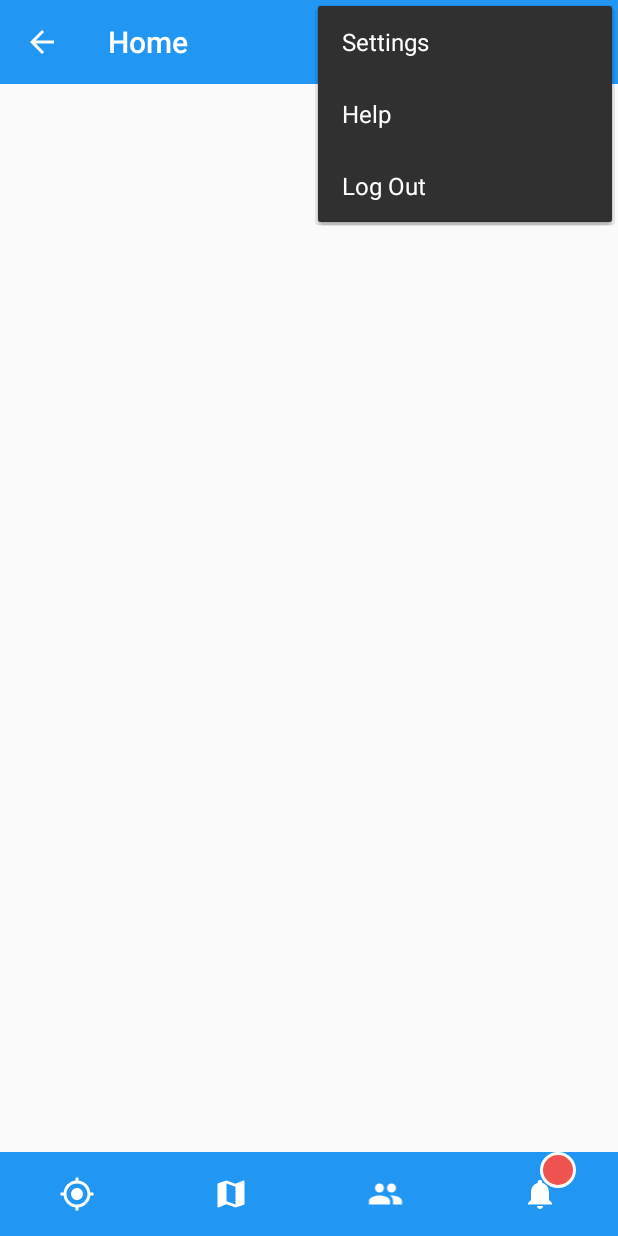
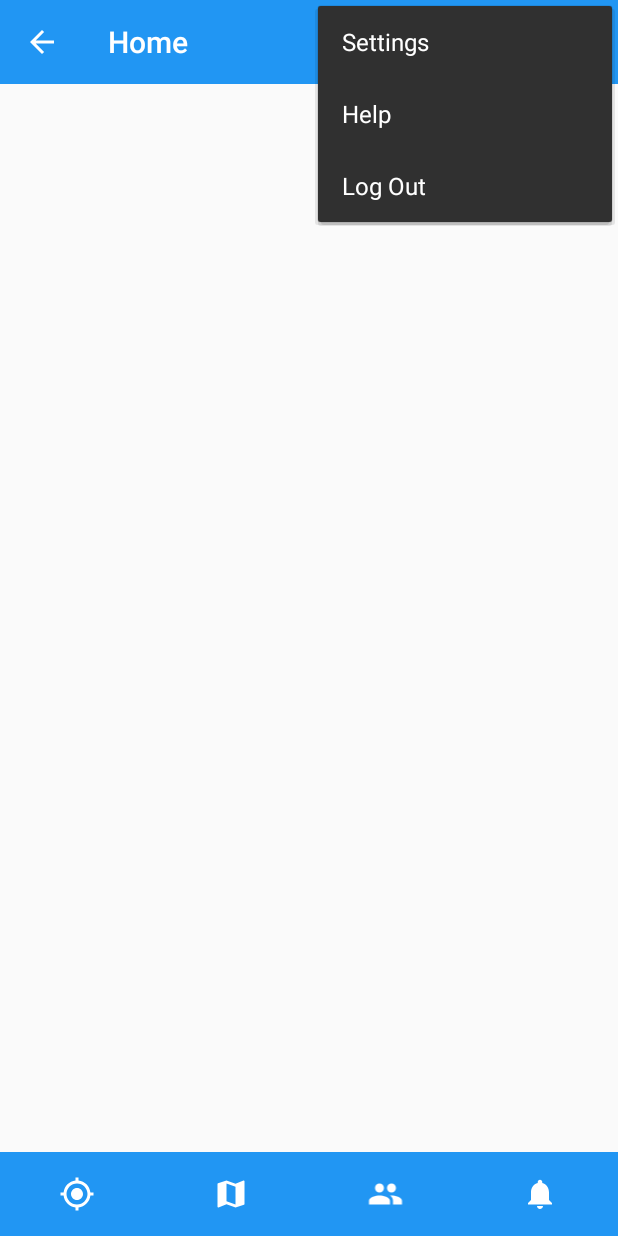
Before and after one commit to ahqmrf/Mock, an Android app: the screen it shows after launch (MainActivity), with the options menu open, on a phone screen of 412 x 824 dp. Run offline under Robolectric (Android 15) with nearby library versions, the phone set to English and light mode, and no system bars; our stand-ins replace ButterKnife.

Commit message:
notification amount visibility gone

```diff
--- a/app/src/main/res/layout/bottombar.xml
+++ b/app/src/main/res/layout/bottombar.xml
@@ -58,6 +58,8 @@
             android:textColor="@color/white"
             android:gravity="center"
             tools:text="2"
+            tools:visibility="visible"
+            android:visibility="gone"
             android:background="@drawable/circular_red_bg"/>
 
     </RelativeLayout>
```
